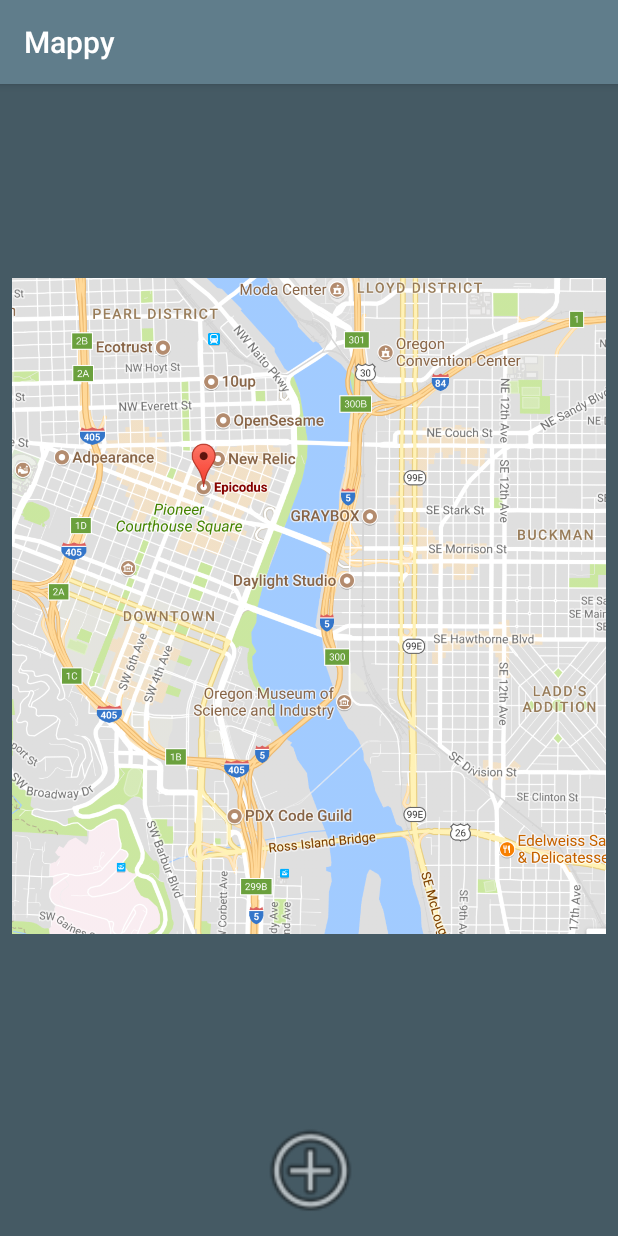
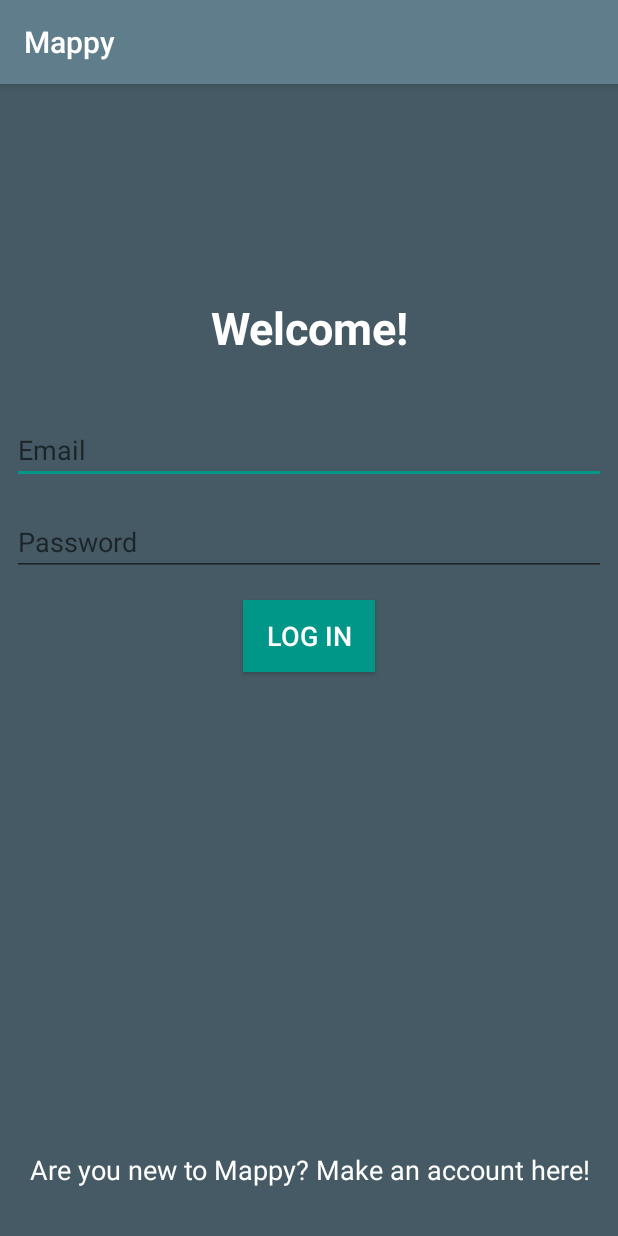
Before and after one commit to christiangmartinez/chismaps, an Android app: the screen it shows after launch (MainActivity before the commit, LoginActivity after it), on a phone screen of 412 x 824 dp. Run offline under Robolectric (Android 15) with nearby library versions, the phone set to English and light mode, and no system bars.

Commit message:
add dependcies for firebase auth and style login activity

```diff
--- a/app/build.gradle
+++ b/app/build.gradle
@@ -25,6 +25,7 @@ dependencies {
         exclude group: 'com.android.support', module: 'support-annotations'
     })
     compile 'com.google.firebase:firebase-database:10.2.6'
+    compile 'com.google.firebase:firebase-auth:10.2.6'
     compile 'com.jakewharton:butterknife:7.0.1'
     compile 'com.android.support:appcompat-v7:25.3.1'
     compile 'com.android.support.constraint:constraint-layout:1.0.2'
--- a/app/src/main/AndroidManifest.xml
+++ b/app/src/main/AndroidManifest.xml
@@ -10,16 +10,16 @@
         android:supportsRtl="true"
         android:theme="@style/AppTheme">
         <activity android:name=".ui.MainActivity">
+        </activity>
+        <activity android:name=".ui.LoginActivity">
             <intent-filter>
                 <action android:name="android.intent.action.MAIN" />
-
                 <category android:name="android.intent.category.LAUNCHER" />
             </intent-filter>
         </activity>
-        <activity android:name=".ui.LoginActivity" />
         <activity android:name=".ui.CreateAccountActivity" />
         <activity android:name=".ui.FeedActivity" />
-        <activity android:name=".ui.NewCommentActivity"></activity>
+        <activity android:name=".ui.NewCommentActivity" />
     </application>
 
 </manifest>
--- a/app/src/main/res/layout/activity_login.xml
+++ b/app/src/main/res/layout/activity_login.xml
@@ -7,4 +7,82 @@
     android:background="@color/colorPrimaryDark"
     tools:context="io.xtian.chismaps.ui.LoginActivity">
 
+    <TextView
+        android:id="@+id/textView2"
+        android:layout_width="0dp"
+        android:layout_height="wrap_content"
+        android:layout_marginLeft="8dp"
+        android:layout_marginRight="8dp"
+        android:layout_marginTop="142dp"
+        android:text="Welcome!"
+        android:textAlignment="center"
+        android:textColor="@android:color/white"
+        android:textSize="30sp"
+        android:textStyle="bold"
+        app:layout_constraintHorizontal_bias="0.0"
+        app:layout_constraintLeft_toLeftOf="parent"
+        app:layout_constraintRight_toRightOf="parent"
+        app:layout_constraintTop_toTopOf="parent" />
+
+    <EditText
+        android:id="@+id/email"
+        android:layout_width="0dp"
+        android:layout_height="wrap_content"
+        android:layout_marginLeft="8dp"
+        android:layout_marginRight="8dp"
+        android:layout_marginTop="8dp"
+        android:ems="10"
+        android:hint="Email"
+        android:inputType="textEmailAddress"
+        app:layout_constraintBottom_toBottomOf="parent"
+        app:layout_constraintHorizontal_bias="0.0"
+        app:layout_constraintLeft_toLeftOf="parent"
+        app:layout_constraintRight_toRightOf="parent"
+        app:layout_constraintTop_toBottomOf="@+id/textView2"
+        app:layout_constraintVertical_bias="0.058" />
+
+    <EditText
+        android:id="@+id/editText2"
+        android:layout_width="0dp"
+        android:layout_height="wrap_content"
+        android:layout_marginLeft="8dp"
+        android:layout_marginRight="8dp"
+        android:layout_marginTop="16dp"
+        android:ems="10"
+        android:hint="Password"
+        android:inputType="textPassword"
+        app:layout_constraintHorizontal_bias="0.503"
+        app:layout_constraintLeft_toLeftOf="parent"
+        app:layout_constraintRight_toRightOf="parent"
+        app:layout_constraintTop_toBottomOf="@+id/email" />
+
+    <Button
+        android:id="@+id/go"
+        android:layout_width="wrap_content"
+        android:layout_height="wrap_content"
+        android:layout_marginLeft="8dp"
+        android:layout_marginRight="8dp"
+        android:layout_marginTop="16dp"
+        android:background="@color/colorAccent"
+        android:text="Log in"
+        android:textColor="@android:color/white"
+        android:textSize="18sp"
+        app:layout_constraintLeft_toLeftOf="parent"
+        app:layout_constraintRight_toRightOf="parent"
+        app:layout_constraintTop_toBottomOf="@+id/editText2" />
+
+    <TextView
+        android:id="@+id/textView3"
+        android:layout_width="0dp"
+        android:layout_height="wrap_content"
+        android:layout_marginBottom="32dp"
+        android:layout_marginLeft="8dp"
+        android:layout_marginRight="8dp"
+        android:text="Are you new to Mappy? Make an account here!"
+        android:textAlignment="center"
+        android:textColor="@android:color/white"
+        android:textSize="18sp"
+        app:layout_constraintBottom_toBottomOf="parent"
+        app:layout_constraintLeft_toLeftOf="parent"
+        app:layout_constraintRight_toRightOf="parent" />
 </android.support.constraint.ConstraintLayout>
```
